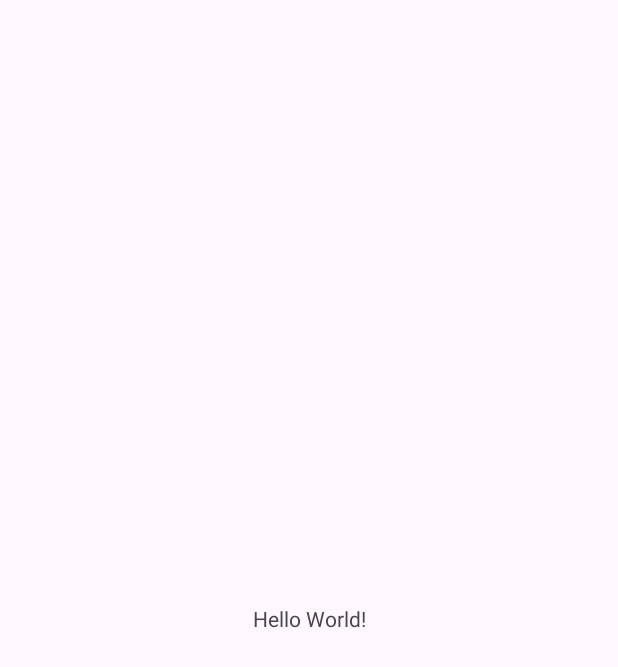
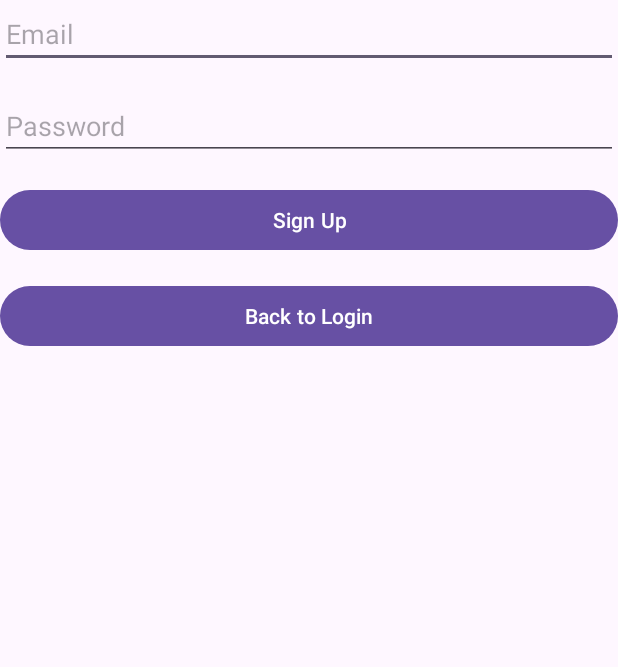
Before and after one commit to Dineshprabha/BigBangBoomAssignment, an Android app: the screen it shows after launch (MainActivity), on a phone screen of 412 x 824 dp. Before the commit the part shown is almost empty. Shown: the top 667 px of the screen. Run offline under Robolectric (Android 15) with nearby library versions, the phone set to English and light mode, and no system bars.

Commit message:
Enabled view binding created login and sign up fragment with navigation graph

```diff
--- a/app/src/main/java/com/dinesh/bigbangboomassignment/data/api/ApiService.java
+++ b/app/src/main/java/com/dinesh/bigbangboomassignment/data/api/ApiService.java
@@ -3,6 +3,7 @@ package com.dinesh.bigbangboomassignment.data.api;
 import com.dinesh.bigbangboomassignment.data.model.User;
 import com.dinesh.bigbangboomassignment.data.model.UserData;
 
+import okhttp3.ResponseBody;
 import retrofit2.Call;
 import retrofit2.http.Body;
 import retrofit2.http.POST;
@@ -12,6 +13,9 @@ public interface ApiService {
     @POST("register")
     Call<String> registerUser(@Body User user);
 
+    @POST("login")
+    Call<ResponseBody> loginUser(@Body User user);
+
     @POST("capture_data")
     Call<String> captureData(@Body UserData userData);
 }
--- a/app/src/main/java/com/dinesh/bigbangboomassignment/domain/UserRepository.java
+++ b/app/src/main/java/com/dinesh/bigbangboomassignment/domain/UserRepository.java
@@ -8,6 +8,7 @@ import com.dinesh.bigbangboomassignment.data.api.ApiService;
 import com.dinesh.bigbangboomassignment.data.model.User;
 import com.dinesh.bigbangboomassignment.data.model.UserData;
 
+import okhttp3.ResponseBody;
 import retrofit2.Call;
 import retrofit2.Callback;
 import retrofit2.Response;
@@ -49,4 +50,8 @@ public class UserRepository {
         });
         return data;
     }
+
+
+
+
 }
--- a/app/src/main/java/com/dinesh/bigbangboomassignment/presentation/ui/MainActivity.java
+++ b/app/src/main/java/com/dinesh/bigbangboomassignment/presentation/ui/MainActivity.java
@@ -5,14 +5,16 @@ import android.os.Bundle;
 import androidx.appcompat.app.AppCompatActivity;
 
 import com.dinesh.bigbangboomassignment.R;
+import com.dinesh.bigbangboomassignment.databinding.ActivityMainBinding;
 
 public class MainActivity extends AppCompatActivity {
+    private ActivityMainBinding binding;
 
     @Override
     protected void onCreate(Bundle savedInstanceState) {
         super.onCreate(savedInstanceState);
-
-        setContentView(R.layout.activity_main);
+        binding = ActivityMainBinding.inflate(getLayoutInflater());
+        setContentView(binding.getRoot());
 
     }
 }
--- /dev/null
+++ b/app/src/main/java/com/dinesh/bigbangboomassignment/presentation/ui/fragments/RegisterFragment.java
@@ -0,0 +1,28 @@
+package com.dinesh.bigbangboomassignment.presentation.ui.fragments;
+
+import android.os.Bundle;
+
+import androidx.fragment.app.Fragment;
+
+import android.view.LayoutInflater;
+import android.view.View;
+import android.view.ViewGroup;
+
+import com.dinesh.bigbangboomassignment.R;
+
+public class RegisterFragment extends Fragment {
+
+
+    @Override
+    public void onCreate(Bundle savedInstanceState) {
+        super.onCreate(savedInstanceState);
+
+    }
+
+    @Override
+    public View onCreateView(LayoutInflater inflater, ViewGroup container,
+                             Bundle savedInstanceState) {
+        // Inflate the layout for this fragment
+        return inflater.inflate(R.layout.fragment_register, container, false);
+    }
+}
--- a/app/src/main/res/layout/activity_main.xml
+++ b/app/src/main/res/layout/activity_main.xml
@@ -7,13 +7,12 @@
     android:layout_height="match_parent"
     tools:context=".presentation.ui.MainActivity">
 
-    <TextView
-        android:layout_width="wrap_content"
-        android:layout_height="wrap_content"
-        android:text="Hello World!"
-        app:layout_constraintBottom_toBottomOf="parent"
-        app:layout_constraintEnd_toEndOf="parent"
-        app:layout_constraintStart_toStartOf="parent"
-        app:layout_constraintTop_toTopOf="parent" />
+   <fragment
+       android:id="@+id/nav_host_fragment"
+       android:name="androidx.navigation.fragment.NavHostFragment"
+       android:layout_width="match_parent"
+       android:layout_height="match_parent"
+       app:defaultNavHost="true"
+       app:navGraph="@navigation/navigation" />
 
 </androidx.constraintlayout.widget.ConstraintLayout>
--- /dev/null
+++ b/app/src/main/res/layout/fragment_register.xml
@@ -0,0 +1,51 @@
+<?xml version="1.0" encoding="utf-8"?>
+<androidx.constraintlayout.widget.ConstraintLayout xmlns:android="http://schemas.android.com/apk/res/android"
+    xmlns:tools="http://schemas.android.com/tools"
+    xmlns:app="http://schemas.android.com/apk/res-auto"
+    android:layout_width="match_parent"
+    android:layout_height="match_parent"
+    android:layout_gravity="center"
+    tools:context=".presentation.ui.fragments.RegisterFragment">
+
+    <EditText
+        android:id="@+id/editTextEmail"
+        android:layout_width="0dp"
+        android:layout_height="wrap_content"
+        android:hint="Email"
+        android:inputType="textEmailAddress"
+        app:layout_constraintTop_toTopOf="parent"
+        app:layout_constraintStart_toStartOf="parent"
+        app:layout_constraintEnd_toEndOf="parent" />
+
+    <EditText
+        android:id="@+id/editTextPassword"
+        android:layout_width="0dp"
+        android:layout_height="wrap_content"
+        android:hint="Password"
+        android:inputType="textPassword"
+        app:layout_constraintTop_toBottomOf="@id/editTextEmail"
+        app:layout_constraintStart_toStartOf="parent"
+        app:layout_constraintEnd_toEndOf="parent"
+        android:layout_marginTop="16dp" />
+
+    <Button
+        android:id="@+id/btnSignUp"
+        android:layout_width="0dp"
+        android:layout_height="wrap_content"
+        android:text="Sign Up"
+        app:layout_constraintTop_toBottomOf="@id/editTextPassword"
+        app:layout_constraintStart_toStartOf="parent"
+        app:layout_constraintEnd_toEndOf="parent"
+        android:layout_marginTop="16dp" />
+
+    <Button
+        android:id="@+id/btnBackToLogin"
+        android:layout_width="0dp"
+        android:layout_height="wrap_content"
+        android:text="Back to Login"
+        app:layout_constraintTop_toBottomOf="@id/btnSignUp"
+        app:layout_constraintStart_toStartOf="parent"
+        app:layout_constraintEnd_toEndOf="parent"
+        android:layout_marginTop="16dp" />
+
+</androidx.constraintlayout.widget.ConstraintLayout>
--- /dev/null
+++ b/app/src/main/res/navigation/navigation.xml
@@ -0,0 +1,18 @@
+<?xml version="1.0" encoding="utf-8"?>
+<navigation xmlns:android="http://schemas.android.com/apk/res/android"
+    xmlns:app="http://schemas.android.com/apk/res-auto"
+    xmlns:tools="http://schemas.android.com/tools"
+    android:id="@+id/navigation"
+    app:startDestination="@id/registerFragment">
+
+    <fragment
+        android:id="@+id/registerFragment"
+        android:name="com.dinesh.bigbangboomassignment.presentation.ui.fragments.RegisterFragment"
+        android:label="fragment_register"
+        tools:layout="@layout/fragment_register" />
+    <fragment
+        android:id="@+id/loginFragment"
+        android:name="com.dinesh.bigbangboomassignment.presentation.ui.fragments.LoginFragment"
+        android:label="fragment_login"
+        tools:layout="@layout/fragment_login" />
+</navigation>
--- a/app/src/main/res/values/strings.xml
+++ b/app/src/main/res/values/strings.xml
@@ -1,3 +1,5 @@
 <resources>
     <string name="app_name">BigBangBoomAssignment</string>
+    <!-- TODO: Remove or change this placeholder text -->
+    <string name="hello_blank_fragment">Hello blank fragment</string>
 </resources>
```
Also changed, not shown: app/src/main/java/com/dinesh/bigbangboomassignment/data/model/User.java (+22 -1 lines), app/src/main/java/com/dinesh/bigbangboomassignment/data/model/UserData.java (+66 -0 lines), app/src/main/java/com/dinesh/bigbangboomassignment/presentation/ui/fragments/LoginFragment.java (added, +29 -0 lines), app/src/main/res/layout/fragment_login.xml (added, +51 -0 lines).
